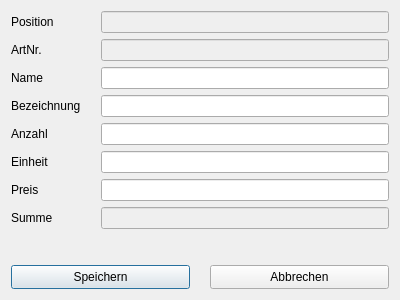
This is windowEditPosition.ui in MarcelGep/RechnungsApp as Qt 5 draws it before an edit. The edited form follows.
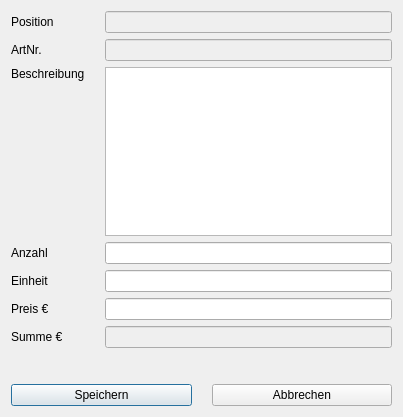
This is the edited form.

What changed in the file:
```diff
--- a/windowEditPosition.ui
+++ b/windowEditPosition.ui
@@ -6,10 +6,22 @@
    <rect>
     <x>0</x>
     <y>0</y>
-    <width>400</width>
-    <height>300</height>
+    <width>403</width>
+    <height>417</height>
    </rect>
   </property>
+  <property name="sizePolicy">
+   <sizepolicy hsizetype="Preferred" vsizetype="Preferred">
+    <horstretch>0</horstretch>
+    <verstretch>0</verstretch>
+   </sizepolicy>
+  </property>
+  <property name="minimumSize">
+   <size>
+    <width>0</width>
+    <height>0</height>
+   </size>
+  </property>
   <property name="windowTitle">
    <string>Dialog</string>
   </property>
@@ -19,16 +31,20 @@
      <property name="horizontalSpacing">
       <number>20</number>
      </property>
-     <item row="0" column="1">
-      <widget class="QLineEdit" name="leEditPosPosition">
+     <item row="7" column="0">
+      <widget class="QLabel" name="label_3">
+       <property name="text">
+        <string>Summe €</string>
+       </property>
+      </widget>
+     </item>
+     <item row="7" column="1">
+      <widget class="QLineEdit" name="leEditPosSumme">
        <property name="enabled">
         <bool>false</bool>
        </property>
       </widget>
      </item>
-     <item row="2" column="1">
-      <widget class="QLineEdit" name="leEditPosName"/>
-     </item>
      <item row="6" column="1">
       <widget class="QLineEdit" name="leEditPosPreis"/>
      </item>
@@ -39,27 +55,6 @@
        </property>
       </widget>
      </item>
-     <item row="1" column="0">
-      <widget class="QLabel" name="label_2">
-       <property name="text">
-        <string>ArtNr.</string>
-       </property>
-      </widget>
-     </item>
-     <item row="3" column="0">
-      <widget class="QLabel" name="label_5">
-       <property name="text">
-        <string>Bezeichnung</string>
-       </property>
-      </widget>
-     </item>
-     <item row="1" column="1">
-      <widget class="QLineEdit" name="leEditPosArtNr">
-       <property name="enabled">
-        <bool>false</bool>
-       </property>
-      </widget>
-     </item>
      <item row="4" column="0">
       <widget class="QLabel" name="label_8">
        <property name="text">
@@ -70,47 +65,67 @@
      <item row="6" column="0">
       <widget class="QLabel" name="label_6">
        <property name="text">
-        <string>Preis</string>
+        <string>Preis €</string>
        </property>
       </widget>
      </item>
-     <item row="5" column="0">
-      <widget class="QLabel" name="label_4">
-       <property name="text">
-        <string>Einheit</string>
-       </property>
-      </widget>
-     </item>
-     <item row="5" column="1">
-      <widget class="QLineEdit" name="leEditPosEinheit"/>
-     </item>
-     <item row="3" column="1">
-      <widget class="QLineEdit" name="leEditPosBezeichnung"/>
-     </item>
      <item row="4" column="1">
       <widget class="QLineEdit" name="leEditPosAnzahl"/>
      </item>
+     <item row="1" column="0">
+      <widget class="QLabel" name="label_2">
+       <property name="text">
+        <string>ArtNr.</string>
+       </property>
+      </widget>
+     </item>
+     <item row="0" column="1">
+      <widget class="QLineEdit" name="leEditPosPosition">
+       <property name="enabled">
+        <bool>false</bool>
+       </property>
+      </widget>
+     </item>
      <item row="2" column="0">
-      <widget class="QLabel" name="label_3">
+      <widget class="QLabel" name="lbDescription">
        <property name="text">
-        <string>Name</string>
+        <string>Beschreibung</string>
        </property>
-      </widget>
-     </item>
-     <item row="7" column="0">
-      <widget class="QLabel" name="label_7">
-       <property name="text">
-        <string>Summe</string>
+       <property name="alignment">
+        <set>Qt::AlignLeading|Qt::AlignLeft|Qt::AlignTop</set>
        </property>
       </widget>
      </item>
-     <item row="7" column="1">
-      <widget class="QLineEdit" name="leEditPosSumme">
+     <item row="5" column="1">
+      <widget class="QLineEdit" name="leEditPosEinheit"/>
+     </item>
+     <item row="1" column="1">
+      <widget class="QLineEdit" name="leEditPosArtNr">
        <property name="enabled">
         <bool>false</bool>
        </property>
       </widget>
      </item>
+     <item row="5" column="0">
+      <widget class="QLabel" name="label_4">
+       <property name="text">
+        <string>Einheit</string>
+       </property>
+      </widget>
+     </item>
+     <item row="2" column="1">
+      <widget class="QTextEdit" name="teEditPosBezeichnung">
+       <property name="sizePolicy">
+        <sizepolicy hsizetype="Preferred" vsizetype="Preferred">
+         <horstretch>0</horstretch>
+         <verstretch>0</verstretch>
+        </sizepolicy>
+       </property>
+       <property name="tabChangesFocus">
+        <bool>true</bool>
+       </property>
+      </widget>
+     </item>
     </layout>
    </item>
    <item>
```
Left out of the diff: 11 changed lines with no effect on the pictures.
